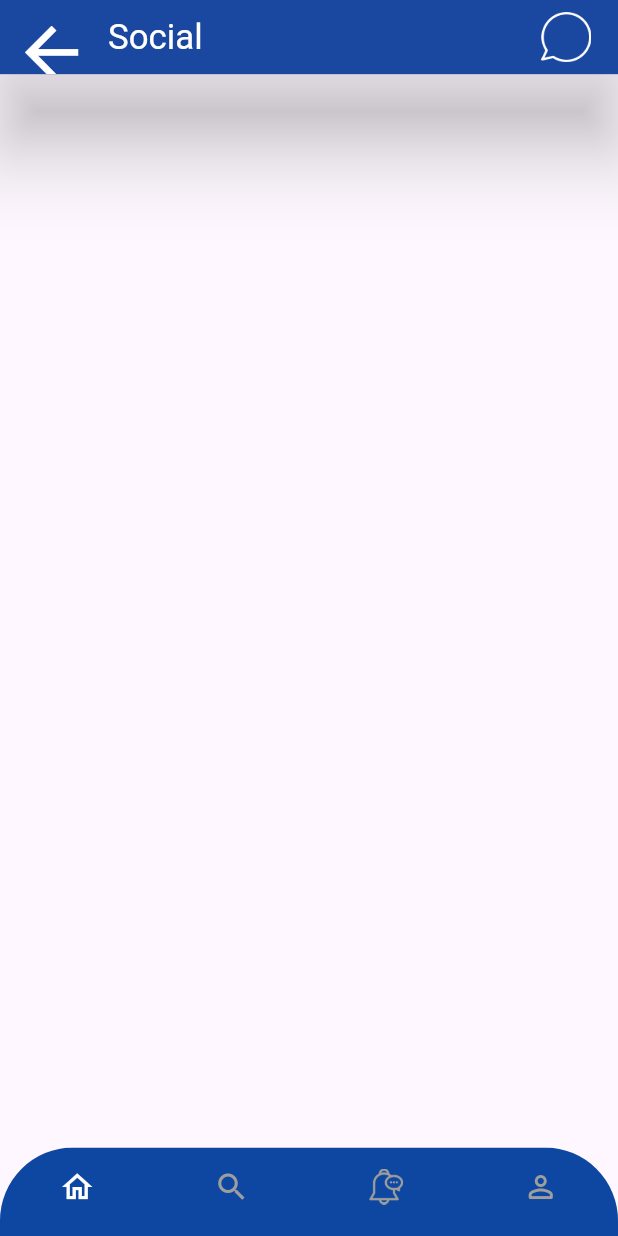
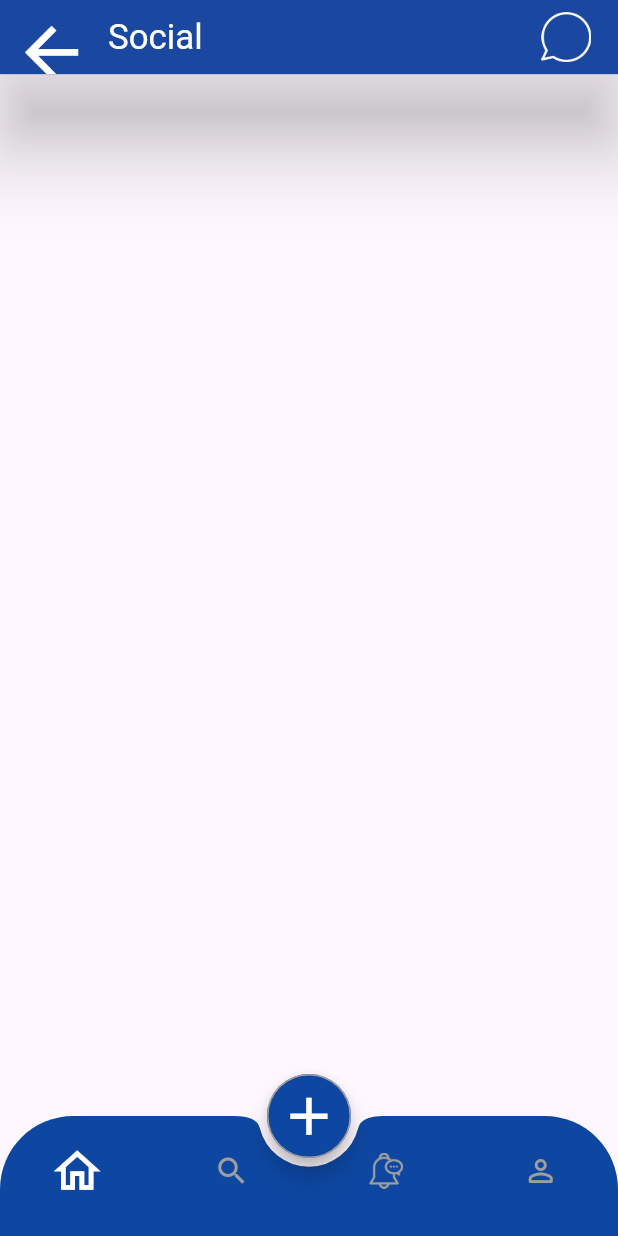
Before and after one commit to pgd8/social, a Flutter app: the HomeScreen screen opened by its route, on a phone screen of 412 x 824 dp. Run offline on Flutter 3.47's test engine with Material 3 defaults, Android fonts, the light colour scheme and no system bars; our stand-ins replace flutter_screenutil.

Commit message:
floating action button and some edits

```diff
--- a/lib/My_App/my_app.dart
+++ b/lib/My_App/my_app.dart
@@ -16,7 +16,7 @@ class MyApp extends StatelessWidget {
           debugShowCheckedModeBanner: false,
           theme: MyTheme.lightTheme,
           title: "Social",
-          initialRoute: SignupScreen.routeName,
+          initialRoute: HomeScreen.routeName,
           routes: {
             SignupScreen.routeName: (context) => SignupScreen(),
             LoginScreen.routeName: (context) => LoginScreen(),
--- a/lib/My_App/my_theme.dart
+++ b/lib/My_App/my_theme.dart
@@ -26,6 +26,15 @@ class MyTheme {
       showUnselectedLabels: false,
       showSelectedLabels: false,
       unselectedItemColor: Colors.grey,
+      selectedIconTheme: IconThemeData(
+        size: 35.sp
+      )
     ),
+    bottomAppBarTheme: BottomAppBarTheme(
+      shape: CircularNotchedRectangle(),
+      color: MyTheme.primaryColor,
+      padding: EdgeInsets.zero,
+      elevation: 0.07.sh,
+    )
   );
 }
--- a/lib/Screens/HomeScreen/home_screen.dart
+++ b/lib/Screens/HomeScreen/home_screen.dart
@@ -2,6 +2,7 @@
 
 import 'package:flutter/material.dart';
 import 'package:flutter_screenutil/flutter_screenutil.dart';
+import 'package:social/My_App/my_theme.dart';
 
 class HomeScreen extends StatefulWidget {
   static const String routeName = "Home Screen";
@@ -36,7 +37,11 @@ class _HomeScreenState extends State<HomeScreen> {
             topRight: Radius.circular(50.r),
             topLeft: Radius.circular(50.r),
           ),
+          child: BottomAppBar(
+            notchMargin: 0.007.sh,
             child: BottomNavigationBar(
+              backgroundColor: Colors.transparent,
+              elevation: 0,
               currentIndex: index,
               onTap: (value) {
                 index = value;
@@ -47,8 +52,8 @@ class _HomeScreenState extends State<HomeScreen> {
                     icon: Icon(Icons.home_outlined), label: ""),
                 BottomNavigationBarItem(icon: Icon(Icons.search), label: ""),
                 BottomNavigationBarItem(
-                  icon:
-                      ImageIcon(AssetImage("assets/images/notifications.png")),
+                    icon: ImageIcon(
+                        AssetImage("assets/images/notifications.png")),
                     label: ""),
                 BottomNavigationBarItem(
                     icon: Icon(Icons.person_outline_rounded), label: ""),
@@ -56,8 +61,24 @@ class _HomeScreenState extends State<HomeScreen> {
             ),
           ),
         ),
+        floatingActionButton: FloatingActionButton(
+          onPressed: () {},
+          shape: CircleBorder(
+              eccentricity: 0.05.r, side: const BorderSide(color: Colors.grey)),
+          backgroundColor: MyTheme.primaryColor,
+          child: Icon(Icons.add,color: Colors.white,size: 40.sp,),
+        ),
+        floatingActionButtonLocation: FloatingActionButtonLocation.centerDocked,
+        extendBody: true,
+        body: tabs[index],
+      ),
     );
   }
 
-  List<Widget> tabs = [];
+  List<Widget> tabs = [
+    Container(),
+    Container(),
+    Container(),
+    Container(),
+  ];
 }
```
Lines whose indentation alone changed are shown as unchanged.
